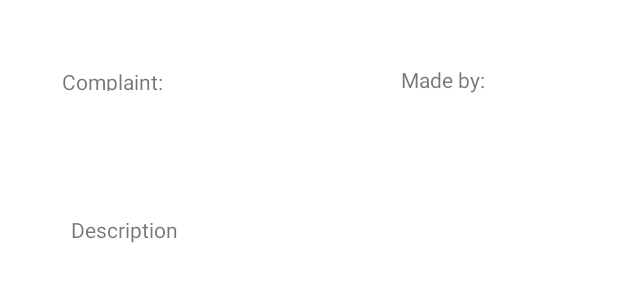
After one commit to LD-UO/Labs-SEG-2505, an Android app: the layout complaint_list.xml on its own in the app's theme, with its tools: preview values and no code run, on a phone screen of 412 x 824 dp. The commit adds this screen. Shown: the top 300 px of the screen. Run offline under Robolectric (Android 15) with nearby library versions, the phone set to English and light mode, and no system bars; Roboto replaces fonts that are not available here.

Commit message:
Adding the complaint class and having it displayed to the admin when the admin logs in. -Meekyle

```diff
--- /dev/null
+++ b/Mealer_Project/app/src/main/res/layout/complaint_list.xml
@@ -0,0 +1,45 @@
+<?xml version="1.0" encoding="utf-8"?>
+<androidx.constraintlayout.widget.ConstraintLayout xmlns:android="http://schemas.android.com/apk/res/android"
+    xmlns:app="http://schemas.android.com/apk/res-auto"
+    xmlns:tools="http://schemas.android.com/tools"
+    android:layout_width="match_parent"
+    android:layout_height="match_parent">
+
+    <TextView
+        android:id="@+id/chefUsername"
+        android:layout_width="100dp"
+        android:layout_height="16dp"
+        android:text="Complaint:"
+        app:layout_constraintBottom_toBottomOf="parent"
+        app:layout_constraintEnd_toEndOf="parent"
+        app:layout_constraintHorizontal_bias="0.133"
+        app:layout_constraintStart_toStartOf="parent"
+        app:layout_constraintTop_toTopOf="parent"
+        app:layout_constraintVertical_bias="0.055" />
+
+    <TextView
+        android:id="@+id/description"
+        android:layout_width="250dp"
+        android:layout_height="19dp"
+        android:layout_marginTop="25dp"
+        android:text="Description"
+        app:layout_constraintBottom_toBottomOf="parent"
+        app:layout_constraintEnd_toEndOf="parent"
+        app:layout_constraintHorizontal_bias="0.291"
+        app:layout_constraintStart_toStartOf="parent"
+        app:layout_constraintTop_toTopOf="parent"
+        app:layout_constraintVertical_bias="0.151" />
+
+    <TextView
+        android:id="@+id/clientUsername"
+        android:layout_width="wrap_content"
+        android:layout_height="wrap_content"
+        android:text="Made by:"
+        app:layout_constraintBottom_toBottomOf="parent"
+        app:layout_constraintEnd_toEndOf="parent"
+        app:layout_constraintHorizontal_bias="0.751"
+        app:layout_constraintStart_toStartOf="parent"
+        app:layout_constraintTop_toTopOf="parent"
+        app:layout_constraintVertical_bias="0.054" />
+
+</androidx.constraintlayout.widget.ConstraintLayout>
```
Also changed, not shown: Mealer_Project/app/src/main/java/com/example/myapplicationtutorial/Complaint.java (added, +39 -0 lines), Mealer_Project/app/src/main/java/com/example/myapplicationtutorial/ComplaintList.java (added, +38 -0 lines), Mealer_Project/app/src/main/java/com/example/myapplicationtutorial/Welcomeback.java (+54 -4 lines), Mealer_Project/app/src/main/res/layout/activity_welcomeback2.xml (+7 -61 lines), 1 other file.
